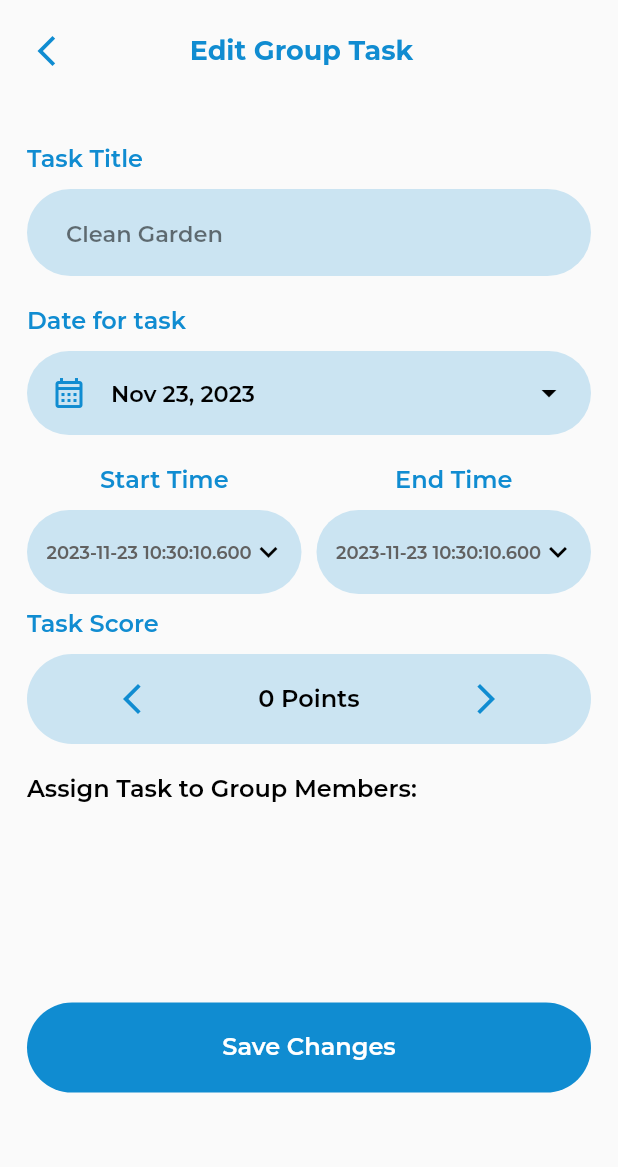
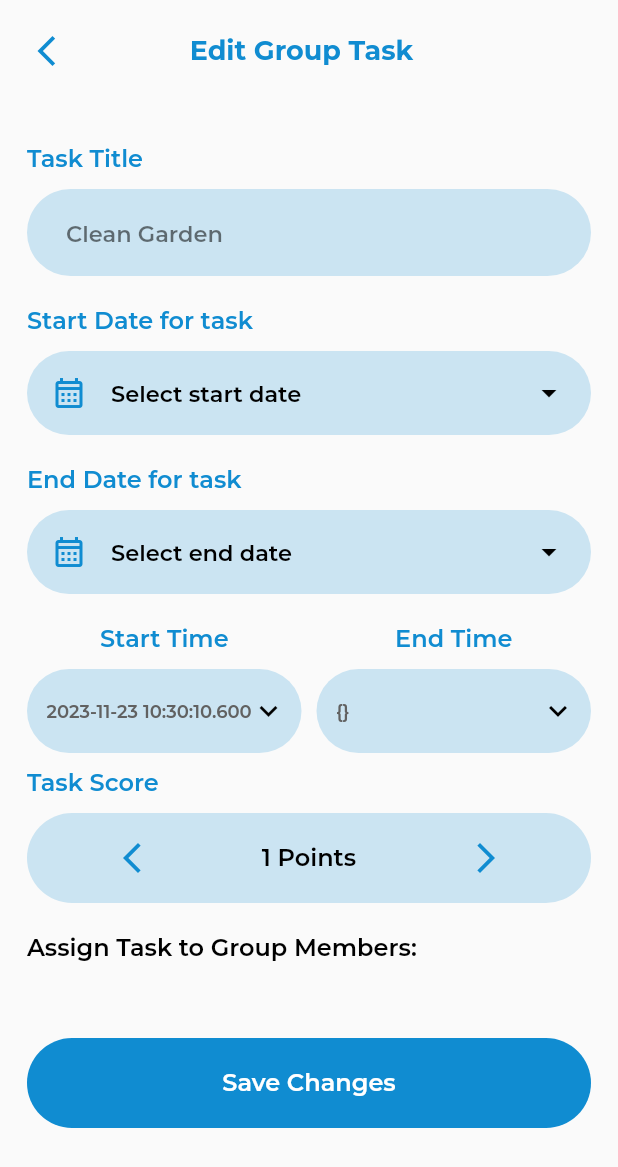
Before and after one commit to Muneebahmadno1/huistaak_app, a Flutter app: the EditGroupTask screen opened directly with empty values, on a phone screen of 412 x 824 dp. Shown: the top 1167 px of the screen. Run offline on Flutter 3.47's test engine with Material 2 defaults, Android fonts, the phone set to English and light mode, and no system bars; drawn by our look-alikes of delayed_display, dropdown_button2, zoom_tap_animation; our stand-ins replace cached_network_image, cloud_firestore, dotted_border, firebase_auth, firebase_core, firebase_messaging and 16 more; missing offline and left inert: avatar_stack; accounts and stored records are empty.

Commit message:
23/11/2023

```diff
--- /dev/null
+++ b/lib/models/notification_model.dart
@@ -0,0 +1,40 @@
+class NotificationModel {
+  dynamic read;
+  dynamic notification;
+  dynamic notificationType;
+  dynamic notiID;
+  dynamic groupToJoinID;
+  dynamic Time;
+  dynamic groupID;
+  dynamic groupName;
+  dynamic userName;
+  List<dynamic> userToJoin;
+
+  NotificationModel({
+    required this.read,
+    required this.notification,
+    required this.notificationType,
+    required this.notiID,
+    required this.groupToJoinID,
+    required this.Time,
+    required this.groupID,
+    required this.groupName,
+    required this.userName,
+    required this.userToJoin,
+  });
+
+  factory NotificationModel.fromJson(Map<String, dynamic> a) {
+    return NotificationModel(
+      read: a['read'],
+      notification: a['notification'],
+      notificationType: a['notificationType'],
+      notiID: a['notiID'],
+      groupToJoinID: a['groupToJoinID'],
+      Time: a['Time'],
+      groupID: a['groupID'],
+      groupName: a['groupName'],
+      userName: a['userName'] ?? null,
+      userToJoin: a['userToJoin'] == null ? [] : List.from(a['userToJoin']),
+    );
+  }
+}
--- a/lib/views/goals/new_goals_screen.dart
+++ b/lib/views/goals/new_goals_screen.dart
@@ -322,7 +322,7 @@
                             anyGroupWithNoGoal
                                 ? Get.to(() => CreateNewTask())
                                 : errorPopUp(context,
-                                    "Goals are created against groups. You do not have any group yet.");
+                                    "Goals are created against groups or you do not have any group yet.");
                           },
                           buttonText: "Set Goal for your Group",
                         ),
@@ -346,7 +346,7 @@
                         anyGroupWithNoGoal
                             ? Get.to(() => CreateNewTask())
                             : errorPopUp(context,
-                                "Goals are created against groups. You do not have any group yet.");
+                                "Goals are created against groups or You do not have any group yet.");
                       },
                       child: Icon(Icons.add),
                     )
--- a/lib/views/home/connected_groups.dart
+++ b/lib/views/home/connected_groups.dart
@@ -40,7 +40,7 @@
     await _dataController.getAllUserGroups();
     await _notiController.getNotifications();
     isUnreadNotificationPresent = _notiController.notificationList
-        .any((element) => element["read"] == false);
+        .any((element) => element.read == false);
     firstTime = await getUserFirstTime();
     firstTime
         ? null
--- a/lib/views/home/group/edit_group_task.dart
+++ b/lib/views/home/group/edit_group_task.dart
@@ -17,6 +17,7 @@
 import '../../../controllers/notification_controller.dart';
 import '../../../helper/page_navigation.dart';
 import '../../../models/member_model.dart';
+import '../../../models/task_model.dart';
 import '../../../models/user_model.dart';
 import '../../../widgets/text_form_fields.dart';
 import '../group_detail.dart';
@@ -24,7 +25,7 @@
 class EditGroupTask extends StatefulWidget {
   final groupID;
   final groupTitle;
-  final taskDetails;
+  final TaskModel taskDetails;
 
   const EditGroupTask(
       {super.key,
@@ -56,28 +57,42 @@
   String? selectedValueEnd;
 
   List<String> timeItems = [];
+  List<String> endTimeItems = [];
+
   getTimesDropDownData(DateTime date) {
-    timeItems.clear();
+    setState(() {
+      timeItems.clear();
+      selectedValueStart = null;
+    });
     for (int i = 0; i < 24; i++)
       timeItems.add(
+          DateFormat('yyyy-MM-dd HH:mm').format(date.add(Duration(hours: i))));
+  }
+
+  getEndTimesDropDownData(DateTime date) {
+    setState(() {
+      endTimeItems.clear();
+      selectedValueEnd = null;
+    });
+    for (int i = 0; i < 24; i++)
+      endTimeItems.add(
           DateFormat('yyyy-MM-dd HH:mm').format(date.add(Duration(hours: i))));
   }
 
   getData() async {
     setState(() {
       loading = true;
-      taskNameEditingController.text =
-          widget.taskDetails['taskTitle'].toString();
-      _dataController.selectedStartDate =
-          widget.taskDetails['taskDate'].toDate();
-      points = int.parse(widget.taskDetails['taskScore']);
+      taskNameEditingController.text = widget.taskDetails.taskTitle.toString();
+      _dataController.selectedStartDate = widget.taskDetails.taskDate.toDate();
+      _dataController.selectedEndDate =
+          DateFormat('yyyy-MM-dd HH:mm').parse(widget.taskDetails.endTime);
+      points = int.parse(widget.taskDetails.taskScore);
 
-      _dataController.startTime.value =
-          widget.taskDetails['startTime'].toString();
-      _dataController.endTime.value = widget.taskDetails['endTime'].toString();
-      for (int i = 0; i < widget.taskDetails['assignMembers'].length; i++)
+      _dataController.startTime.value = widget.taskDetails.startTime.toString();
+      _dataController.endTime.value = widget.taskDetails.endTime.toString();
+      for (int i = 0; i < widget.taskDetails.assignMembers.length; i++)
         _dataController.assignTaskMember
-            .addAll({widget.taskDetails['assignMembers'][i]});
+            .addAll({widget.taskDetails.assignMembers[i]});
     });
     getTimesDropDownData(DateTime.now());
     await _dataController.getTaskMember(widget.groupID);
@@ -156,7 +171,7 @@
                   child: Align(
                     alignment: Alignment.centerLeft,
                     child: Text(
-                      "Date for task",
+                      "Start Date for task",
                       style:
                           headingSmall.copyWith(color: AppColors.buttonColor),
                     ),
@@ -173,37 +188,127 @@
                     ),
                     child: ListTile(
                       horizontalTitleGap: 0,
-                      contentPadding: EdgeInsets.symmetric(
-                          horizontal: 16.0), // Adjust padding
+                      contentPadding: EdgeInsets.symmetric(horizontal: 16.0),
+                      // Adjust padding
                       leading: Icon(
                         Icons.calendar_month_outlined,
                         color: AppColors.buttonColor,
-                      ), // Add a calendar icon in the leading position
+                      ),
+                      // Add a calendar icon in the leading position
                       title: Text(
                         (_dataController.selectedStartDate) == null
-                            ? 'Select Date'
+                            ? 'Select start date'
                             : '${DateFormat.yMMMd().format((_dataController.selectedStartDate)!)}',
                         style: bodyNormal,
-                      ), // Format the date
+                      ),
+                      // Format the date
                       trailing:
                           Icon(Icons.arrow_drop_down, color: Colors.black),
                       onTap: () async {
-                        await _showDatePicker(context);
-                        setState(() {
-                          selectedValueStart = DateFormat('yyyy-MM-dd HH:mm')
-                              .format(_dataController.selectedStartDate!);
-                          selectedValueEnd = DateFormat('yyyy-MM-dd HH:mm')
-                              .format(_dataController.selectedStartDate!
-                                  .add(Duration(hours: 1)));
-                        });
+                        await _showDatePicker(context, "StartDate");
+                        // setState(() {
+                        //   selectedValueStart = DateFormat('yyyy-MM-dd HH:mm')
+                        //       .format(_dataController.selectedStartDate!);
+                        // });
                         getTimesDropDownData(
                             _dataController.selectedStartDate!);
                       },
                     ),
                   ),
-                  // DatePickerWidget(
-                  //   from: 'task',
-                  // )
+                ),
+                // DelayedDisplay(
+                //   delay: Duration(milliseconds: 600),
+                //   slidingBeginOffset: Offset(0, 0),
+                //   child: Container(
+                //     decoration: BoxDecoration(
+                //       color: AppColors.buttonColor.withOpacity(0.2),
+                //       borderRadius: BorderRadius.circular(30.0),
+                //     ),
+                //     child: ListTile(
+                //       horizontalTitleGap: 0,
+                //       contentPadding: EdgeInsets.symmetric(
+                //           horizontal: 16.0), // Adjust padding
+                //       leading: Icon(
+                //         Icons.calendar_month_outlined,
+                //         color: AppColors.buttonColor,
+                //       ), // Add a calendar icon in the leading position
+                //       title: Text(
+                //         (_dataController.selectedStartDate) == null
+                //             ? 'Select Date'
+                //             : '${DateFormat.yMMMd().format((_dataController.selectedStartDate)!)}',
+                //         style: bodyNormal,
+                //       ), // Format the date
+                //       trailing:
+                //           Icon(Icons.arrow_drop_down, color: Colors.black),
+                //       onTap: () async {
+                //         await _showDatePicker(context);
+                //         setState(() {
+                //           selectedValueStart = DateFormat('yyyy-MM-dd HH:mm')
+                //               .format(_dataController.selectedStartDate!);
+                //           selectedValueEnd = DateFormat('yyyy-MM-dd HH:mm')
+                //               .format(_dataController.selectedStartDate!
+                //                   .add(Duration(hours: 1)));
+                //         });
+                //         getTimesDropDownData(
+                //             _dataController.selectedStartDate!);
+                //       },
+                //     ),
+                //   ),
+                //   // DatePickerWidget(
+                //   //   from: 'task',
+                //   // )
+                // ),
+                const SizedBox(height: 20),
+                DelayedDisplay(
+                  delay: Duration(milliseconds: 500),
+                  slidingBeginOffset: Offset(0, -1),
+                  child: Align(
+                    alignment: Alignment.centerLeft,
+                    child: Text(
+                      "End Date for task",
+                      style:
+                          headingSmall.copyWith(color: AppColors.buttonColor),
+                    ),
+                  ),
+                ),
+                const SizedBox(height: 10),
+                DelayedDisplay(
+                  delay: Duration(milliseconds: 600),
+                  slidingBeginOffset: Offset(0, 0),
+                  child: Container(
+                    decoration: BoxDecoration(
+                      color: AppColors.buttonColor.withOpacity(0.2),
+                      borderRadius: BorderRadius.circular(30.0),
+                    ),
+                    child: ListTile(
+                      horizontalTitleGap: 0,
+                      contentPadding: EdgeInsets.symmetric(horizontal: 16.0),
+                      // Adjust padding
+                      leading: Icon(
+                        Icons.calendar_month_outlined,
+                        color: AppColors.buttonColor,
+                      ),
+                      // Add a calendar icon in the leading position
+                      title: Text(
+                        (_dataController.selectedEndDate) == null
+                            ? 'Select end date'
+                            : '${DateFormat.yMMMd().format((_dataController.selectedEndDate)!)}',
+                        style: bodyNormal,
+                      ),
+                      // Format the date
+                      trailing:
+                          Icon(Icons.arrow_drop_down, color: Colors.black),
+                      onTap: () async {
+                        await _showDatePicker(context, "EndDate");
+                        // setState(() {
+                        //   selectedValueEnd = DateFormat('yyyy-MM-dd HH:mm')
+                        //       .format(_dataController.selectedEndDate!);
+                        // });
+                        getEndTimesDropDownData(
+                            _dataController.selectedEndDate!);
+                      },
+                    ),
+                  ),
                 ),
                 const SizedBox(height: 20),
                 DelayedDisplay(
@@ -234,7 +339,7 @@
                                     hint: Row(
                                       children: [
                                         Text(
-                                            widget.taskDetails['startTime']
+                                            widget.taskDetails.startTime
                                                 .toString(),
                                             style: bodyNormal.copyWith(
                                                 fontSize: 12,
@@ -372,7 +477,7 @@
                                         // ),
                                         // : SizedBox.shrink(),
                                         Text(
-                                            widget.taskDetails['endTime']
+                                            widget.taskDetails.endTime
                                                 .toString(),
                                             style: bodyNormal.copyWith(
                                                 fontSize: 12,
@@ -699,7 +804,7 @@
                               isLoading = true;
                             });
                             await _groupController.editGroupTask(
-                                widget.taskDetails['id'].toString(),
+                                widget.taskDetails.id.toString(),
                                 widget.groupID,
                                 taskNameEditingController.text,
                                 _dataController.selectedStartDate,
@@ -766,11 +871,11 @@
     );
   }
 
-  Future<void> _showDatePicker(BuildContext context) async {
+  Future<void> _showDatePicker(BuildContext context, from) async {
     final DateTime? pickedDate = await showDatePicker(
       context: context,
       initialEntryMode: DatePickerEntryMode.calendarOnly,
-      initialDate: (_dataController.selectedStartDate) ?? DateTime.now(),
+      initialDate: DateTime.now(),
       firstDate: DateTime.now(),
       lastDate: DateTime(2101),
       builder: (BuildContext context, Widget? child) {
@@ -790,9 +895,14 @@
     );
 
     if (pickedDate != null &&
-        pickedDate != (_dataController.selectedStartDate)) {
+        pickedDate !=
+            (from == "EndDate"
+                ? _dataController.selectedEndDate
+                : _dataController.selectedStartDate)) {
       setState(() {
-        (_dataController.selectedStartDate = pickedDate);
+        (from == "EndDate"
+            ? _dataController.selectedEndDate = pickedDate
+            : _dataController.selectedStartDate = pickedDate);
       });
     }
   }
```
Also changed, not shown: lib/controllers/notification_controller.dart (+14 -14 lines), lib/views/home/group_detail.dart (+6 -6 lines), lib/views/notification/notifications.dart (+23 -23 lines).
